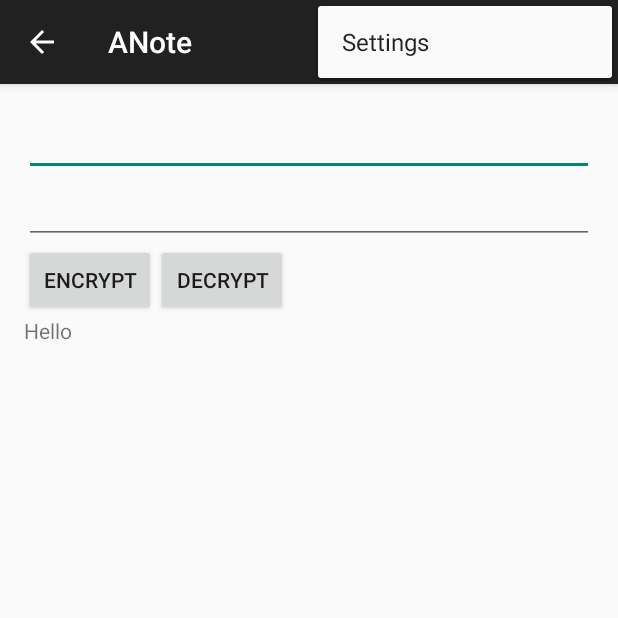
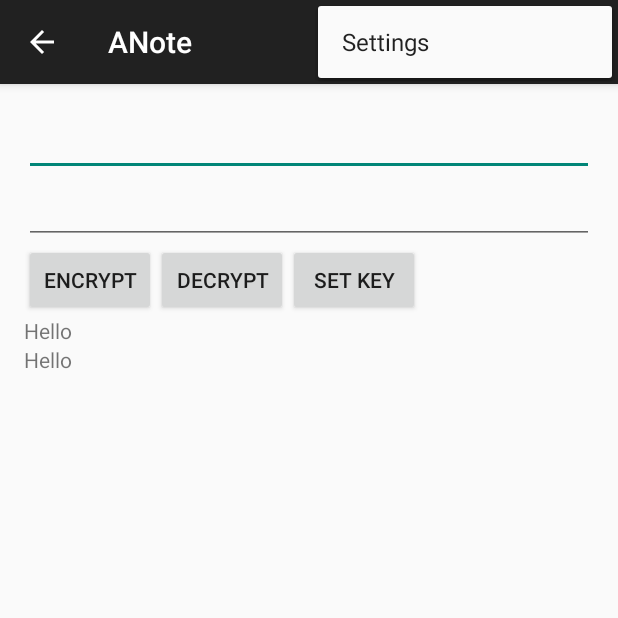
Before and after one commit to imakin/ANote, an Android app: the screen it shows after launch (MainActivity), with the options menu open, on a phone screen of 412 x 824 dp, the top half of it. Run offline under Robolectric (Android 15) with nearby library versions, the phone set to English and light mode, and no system bars; 2 statements that could not run were skipped.

```diff
--- a/app/src/main/java/in/izzulmak/anote/config/Config.java
+++ b/app/src/main/java/in/izzulmak/anote/util/Config.java
@@ -1,4 +1,4 @@
-package in.izzulmak.anote.config;
+package in.izzulmak.anote.util;
 
 /**
  * Created by Izzulmakin on 07/08/16.
--- a/app/src/main/res/layout/fragment_main.xml
+++ b/app/src/main/res/layout/fragment_main.xml
@@ -37,11 +37,22 @@
                 android:layout_height="wrap_content"
                 android:text="Decrypt"
                 android:onClick="decrypt"/>
+            <Button
+                android:id="@+id/bt_main_setkey"
+                android:layout_width="wrap_content"
+                android:layout_height="wrap_content"
+                android:text="Set Key"
+                android:onClick="setKey"/>
         </LinearLayout>
         <TextView
             android:id="@+id/tv_main_print"
             android:text="Hello"
             android:layout_width="fill_parent"
             android:layout_height="wrap_content" />
+        <TextView
+            android:id="@+id/tv_main_print2"
+            android:text="Hello"
+            android:layout_width="fill_parent"
+            android:layout_height="wrap_content" />
     </LinearLayout>
 </RelativeLayout>
```
Also changed, not shown: app/src/main/java/in/izzulmak/anote/MainActivity.java (+28 -11 lines), app/src/main/java/in/izzulmak/anote/algorithm/Coding.java (+17 -6 lines), app/src/main/java/in/izzulmak/anote/util/Util.java (added, +17 -0 lines), 1 other file.
